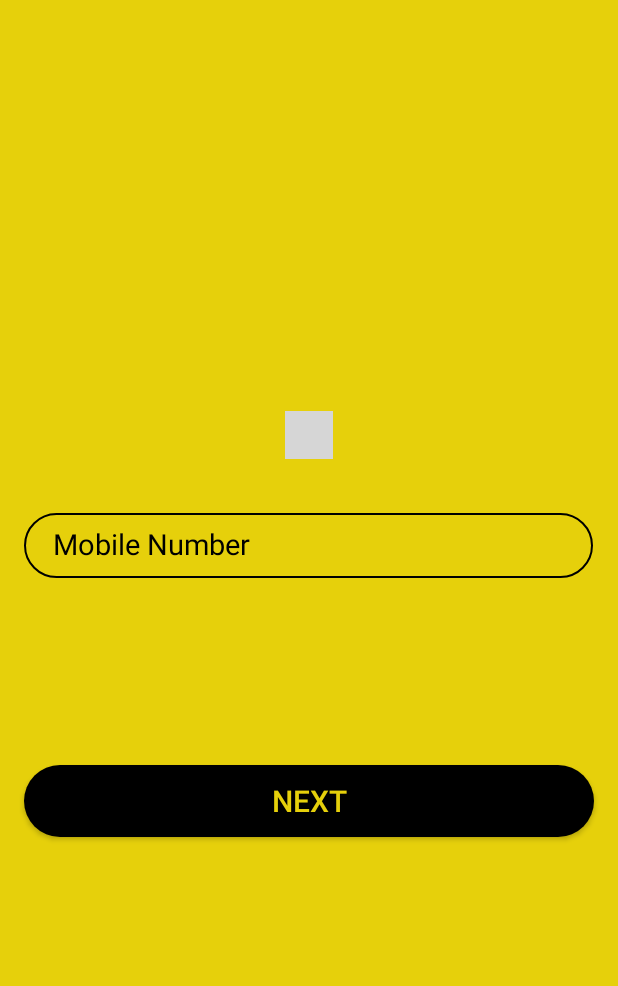
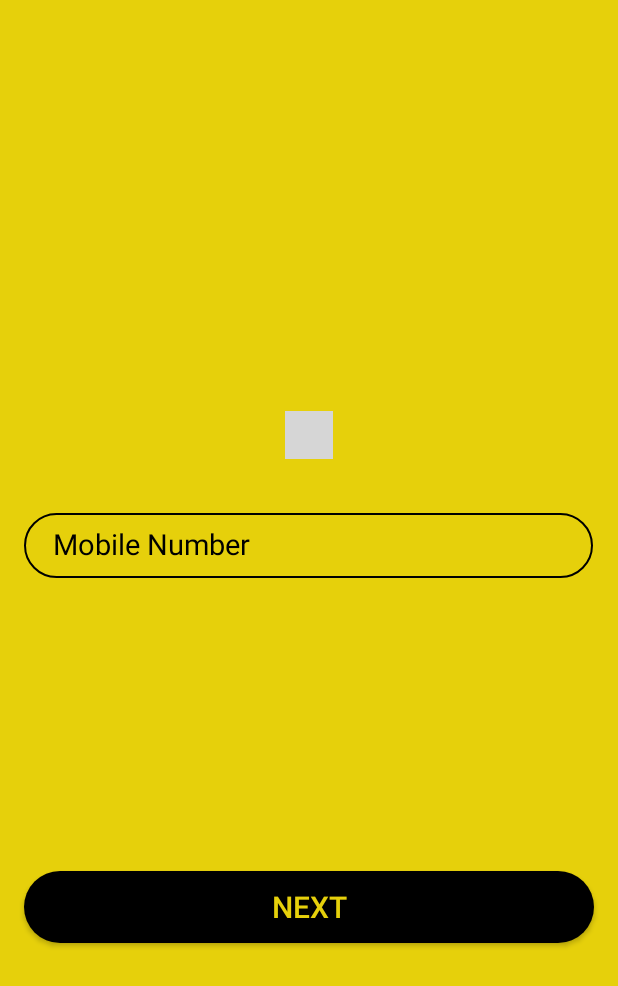
Before and after one commit to mdmuneer313/Indii-The-Cycle, an Android app: the screen it shows after launch (Registration), on a phone screen of 412 x 824 dp. Shown: the top 986 px of the screen. Run offline under Robolectric (Android 15) with nearby library versions, the phone set to English and light mode, and no system bars; our stand-ins replace Firebase (no records; nobody signed in at launch, a user with empty details on screens opened directly); libraries missing offline, so code that uses them is left out: com.hbb20; plain views replace CountryCodePicker; Roboto replaces fonts that are not available here; 1 statement that could not run was skipped; grey boxes are pictures that could not be loaded.

Commit message:
done indii

```diff
--- a/app/build.gradle
+++ b/app/build.gradle
@@ -10,6 +10,7 @@ android {
         minSdkVersion 18
         targetSdkVersion 29
         versionCode 1
+        multiDexEnabled true
         versionName "1.0"
 
         testInstrumentationRunner "androidx.test.runner.AndroidJUnitRunner"
@@ -33,6 +34,9 @@ dependencies {
     implementation 'com.google.firebase:firebase-auth:19.3.1'
     implementation 'com.hbb20:ccp:2.4.0'
     implementation 'com.google.firebase:firebase-firestore:21.4.3'
+    implementation 'com.android.support:multidex:1.0.3'
+    implementation 'com.google.android.gms:play-services:11.8.0'
+    implementation 'de.hdodenhof:circleimageview:3.1.0'
     testImplementation 'junit:junit:4.13'
     androidTestImplementation 'androidx.test.ext:junit:1.1.1'
     androidTestImplementation 'androidx.test.espresso:espresso-core:3.2.0'
--- a/app/src/main/java/com/example/indii_the_cycle/MainActivity.java
+++ b/app/src/main/java/com/example/indii_the_cycle/MainActivity.java
@@ -25,13 +25,11 @@ public class MainActivity extends AppCompatActivity {
     FirebaseFirestore fStore;
     TextView fullName,email,phone;
     String mName,mEmail,mPhone;
-    Toolbar toolbar;
 
     @Override
     protected void onCreate(Bundle savedInstanceState) {
         super.onCreate(savedInstanceState);
         setContentView(R.layout.activity_main);
-        getSupportActionBar().setTitle("Profile");
         firebaseAuth = FirebaseAuth.getInstance();
         fStore = FirebaseFirestore.getInstance();
 
--- a/app/src/main/java/com/example/indii_the_cycle/Registration.java
+++ b/app/src/main/java/com/example/indii_the_cycle/Registration.java
@@ -31,8 +31,8 @@ import java.util.concurrent.TimeUnit;
 
 public class Registration extends AppCompatActivity {
     FirebaseAuth fAuth;
-    String phoneNumber = "+917451221244";
-    String otpCode = "123456";
+    String phoneNumber = "+919594939291";
+    String otpCode = "333131";
     String verificationId;
     EditText phone,optEnter;
     Button next;
--- a/app/src/main/res/layout/activity_registration.xml
+++ b/app/src/main/res/layout/activity_registration.xml
@@ -6,6 +6,7 @@
     android:layout_height="match_parent"
     android:background="#e6d00b"
     tools:context=".Registration">
+
 
     <Button
         android:id="@+id/nextBtn"
@@ -23,8 +24,7 @@
         app:layout_constraintHorizontal_bias="0.0"
         app:layout_constraintStart_toStartOf="parent"
         app:layout_constraintTop_toBottomOf="@+id/state"
-        app:layout_constraintVertical_bias="0.19" />
-
+        app:layout_constraintVertical_bias="0.372" />
 
     <EditText
         android:id="@+id/phone"
@@ -80,7 +80,7 @@
         android:layout_width="42dp"
         android:layout_height="36dp"
         android:layout_marginStart="16dp"
-        android:layout_marginTop="16dp"
+        android:layout_marginTop="28dp"
 
         android:visibility="invisible"
         app:layout_constraintStart_toStartOf="parent"
@@ -101,7 +101,7 @@
         app:layout_constraintHorizontal_bias="0.0"
         app:layout_constraintStart_toEndOf="@+id/progressBar"
         app:layout_constraintTop_toTopOf="@+id/progressBar"
-        app:layout_constraintVertical_bias="0.458" />
+        app:layout_constraintVertical_bias="1.0" />
 
     <TextView
         android:id="@+id/resendOtpBtn"
@@ -134,5 +134,5 @@
         app:layout_constraintEnd_toEndOf="parent"
         app:layout_constraintStart_toStartOf="parent"
         app:layout_constraintTop_toTopOf="parent"
-        tools:srcCompat="@drawable/testcycle" />
+        tools:srcCompat="@drawable/cycleimage" />
 </androidx.constraintlayout.widget.ConstraintLayout>
```
Also changed, not shown: app/src/main/res/layout/activity_main.xml (+6 -2 lines), app/src/main/res/navigation/nav_graph.xml (deleted, +0 -28 lines), app/src/main/res/drawable-v24/cycleimage.png (renamed from app/src/main/res/drawable/testcycle.png), app/src/main/res/drawable-v24/profile.png (renamed from app/src/main/res/drawable/profile.png).
